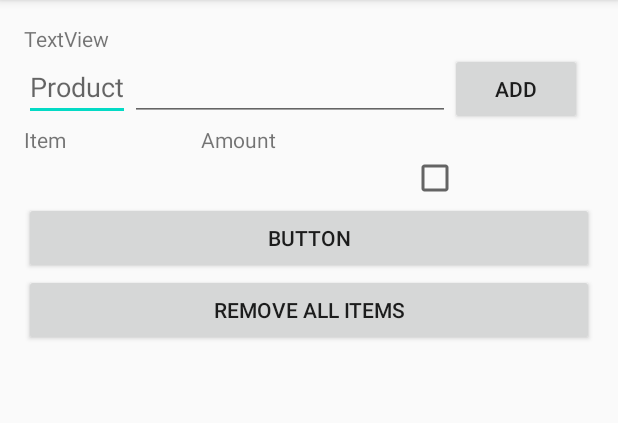
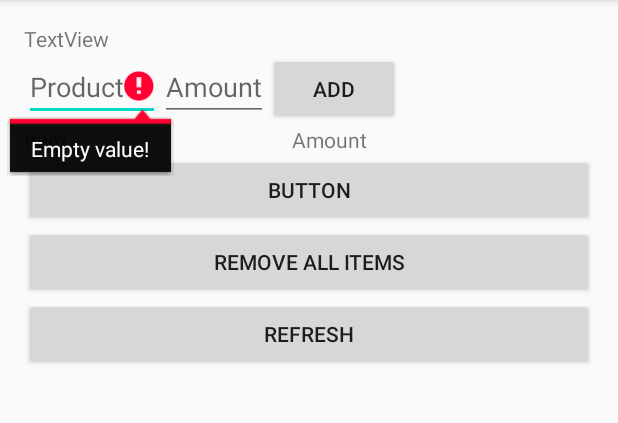
Before and after one commit to AnneliKlamas/Shopping-list-application, an Android app: the screen it shows after launch (MainActivity), after a tap on "ADD", on a phone screen of 412 x 824 dp, the part 84-507 px from its top. Run offline under Robolectric (Android 15) with nearby library versions, the phone set to English and light mode, and no system bars; our stand-ins replace Firebase (no records; nobody signed in at launch, a user with empty details on screens opened directly).

Commit message:
implemented refreshing table and database with button

```diff
--- a/app/src/main/java/com/example/shoppinglistapplication/MainActivity.kt
+++ b/app/src/main/java/com/example/shoppinglistapplication/MainActivity.kt
@@ -1,6 +1,7 @@
 package com.example.shoppinglistapplication
 
 import android.os.Bundle
+import android.os.Handler
 import android.util.Log
 import android.view.ViewGroup
 import android.widget.*
@@ -8,6 +9,7 @@ import androidx.appcompat.app.AppCompatActivity
 import com.google.firebase.firestore.FieldValue
 import com.google.firebase.firestore.FirebaseFirestore
 import com.google.firebase.firestore.SetOptions
+import org.w3c.dom.Text
 
 
 class MainActivity : AppCompatActivity() {
@@ -22,12 +24,18 @@ class MainActivity : AppCompatActivity() {
         val deleteCheckedButton = findViewById<Button>(R.id.deleteCheckedButton)
         deleteCheckedButton.setOnClickListener { deleteItem() }
         val deleteAllButton = findViewById<Button>(R.id.deleteAllButton)
-        deleteAllButton.setOnClickListener { deleteAll() }
+        deleteAllButton.setOnClickListener { deleteAll(true) }
+        val refreshButton = findViewById<Button>(R.id.refreshButton)
+        refreshButton.setOnClickListener {refresh()}
+    }
+
+    fun refresh(){
+        deleteAll(false)
+        loadData()
     }
 
     fun loadData(){
         // Access a Cloud Firestore instance from your Activity
-
         val db = FirebaseFirestore.getInstance()
         db.collection("shoppingList").document("jTGLEUh")
             .get()
@@ -39,11 +47,10 @@ class MainActivity : AppCompatActivity() {
                         val shoppingList = findViewById<TableLayout>(R.id.shoppingList)
                         for (itemInfo in data){
                             val key = itemInfo.key
-                            val value = itemInfo.value.toString()
-                            addItemToTable(key, value, shoppingList)
-
-
-
+                            val array = itemInfo.value as ArrayList<*>
+                            val amount = array[0] as String
+                            val isChecked = array[1] as Boolean
+                            addItemToTable(key, amount, isChecked, shoppingList)
                         }
                     }
                 }
@@ -56,7 +63,8 @@ class MainActivity : AppCompatActivity() {
             }
     }
 
-    fun addItemToTable(key:String,value:String, shoppingList: TableLayout){
+
+    fun addItemToTable(key:String,value:String, isChecked:Boolean, shoppingList: TableLayout){
         val row = TableRow(this)
         row.layoutParams = ViewGroup.LayoutParams(ViewGroup.LayoutParams.MATCH_PARENT,
             ViewGroup.LayoutParams.WRAP_CONTENT)
@@ -75,7 +83,11 @@ class MainActivity : AppCompatActivity() {
             text = value
         }
         row.addView(amount)
-        row.addView(CheckBox(this))
+        val checkBox = CheckBox(this)
+        if (isChecked){
+            checkBox.setChecked(true)
+        }
+        row.addView(checkBox)
         shoppingList.addView(row)
     }
 
@@ -89,7 +101,6 @@ class MainActivity : AppCompatActivity() {
                 if (document != null) {
                     Log.d("exist", "DocumentSnapshot data: ${document.data}")
 
-
                 }
                 else {
                     Log.d("noexist", "No such document")
@@ -101,30 +112,48 @@ class MainActivity : AppCompatActivity() {
         return emptyList()
     }*/
 
+    fun updateItem(amount: String, checkBox: Boolean, name: String){
+        val db = FirebaseFirestore.getInstance()
+        val array = ArrayList<Any>()
+        array.add(amount)
+        array.add(checkBox)
+        val item = hashMapOf<String, ArrayList<Any>>(
+            name to array
+        )
+        db.collection("shoppingList").document("jTGLEUh")
+            .set(item as Map<String, Any>, SetOptions.merge())
+            .addOnSuccessListener {
+                Log.d(
+                    "Added",
+                    "DocumentSnapshot successfully written!"
+                )
+            }
+            .addOnFailureListener { e -> Log.w("noAdded", "Error writing document", e) }
+    }
     fun addItem(){
+
         var nameField = findViewById<EditText>(R.id.itemToAdd)
         var name = nameField.text.toString()
         var amountField = findViewById<EditText>(R.id.amountToAdd)
         var amount= amountField.text.toString()
-        val item = hashMapOf<String, Any>(
-            name to amount
-        )
-        val db = FirebaseFirestore.getInstance()
 
-        db.collection("shoppingList").document("jTGLEUh")
-            .set(item, SetOptions.merge())
-            .addOnSuccessListener { Log.d("Added", "DocumentSnapshot successfully written!") }
-            .addOnFailureListener { e -> Log.w("noAdded", "Error writing document", e) }
+        if (name.trim()==""){
+            nameField.setError("Empty value!")
+        }
 
-        val row = TableRow(this)
-        row.layoutParams = ViewGroup.LayoutParams(ViewGroup.LayoutParams.MATCH_PARENT,
-            ViewGroup.LayoutParams.WRAP_CONTENT)
+        else{
+            updateItem(amount, false, name)
 
-        val shoppingList = findViewById<TableLayout>(R.id.shoppingList)
-        addItemToTable(name, amount, shoppingList)
+            val row = TableRow(this)
+            row.layoutParams = ViewGroup.LayoutParams(ViewGroup.LayoutParams.MATCH_PARENT,
+                ViewGroup.LayoutParams.WRAP_CONTENT)
 
-        nameField.setText("")
-        amountField.setText("")
+            val shoppingList = findViewById<TableLayout>(R.id.shoppingList)
+            addItemToTable(name, amount, false, shoppingList)
+
+            nameField.setText("")
+            amountField.setText("")
+        }
 
 
     }
@@ -161,15 +190,20 @@ class MainActivity : AppCompatActivity() {
         docRef.update(updates).addOnCompleteListener { }
     }
 
-    fun deleteAll(){
+    fun deleteAll(fromdatabase: Boolean){
         val shoppingList = findViewById<TableLayout>(R.id.shoppingList)
         while (shoppingList.childCount>1){
             val row = shoppingList.getChildAt(1) as TableRow
-            val item = row.getChildAt(0) as TextView
-            deleteFromDatabase(item.text.toString())
+            val name = row.getChildAt(0) as TextView
+            val amount = row.getChildAt(1) as TextView
+            val checkBox = row.getChildAt(2) as CheckBox
+            if(fromdatabase){
+                deleteFromDatabase(name.text.toString())
+            }
+            else {
+                updateItem(amount.text.toString(), checkBox.isChecked, name.text.toString())
+            }
             shoppingList.removeViewAt(1)
-
         }
-
     }
 }
--- a/app/src/main/res/layout/activity_main.xml
+++ b/app/src/main/res/layout/activity_main.xml
@@ -6,18 +6,22 @@
     android:layout_height="match_parent"
     tools:context=".MainActivity">
 
-    <LinearLayout
-        android:layout_width="0dp"
+    <ScrollView
+        android:layout_width="match_parent"
         android:layout_height="match_parent"
         android:layout_marginStart="16dp"
         android:layout_marginTop="16dp"
         android:layout_marginEnd="16dp"
         android:layout_marginBottom="16dp"
-        android:orientation="vertical"
         app:layout_constraintBottom_toBottomOf="parent"
         app:layout_constraintEnd_toEndOf="parent"
         app:layout_constraintStart_toStartOf="parent"
         app:layout_constraintTop_toTopOf="parent">
+
+        <LinearLayout
+            android:layout_width="match_parent"
+            android:layout_height="wrap_content"
+            android:orientation="vertical">
 
             <TextView
                 android:id="@+id/textView5"
@@ -37,12 +41,13 @@
                     android:layout_height="wrap_content"
                     android:hint="Product" />
 
+
                 <EditText
                     android:id="@+id/amountToAdd"
                     android:layout_width="wrap_content"
                     android:layout_height="wrap_content"
-                android:ems="10"
-                android:inputType="numberDecimal" />
+                    android:hint="@string/addAmountText"
+                    android:inputType="textPersonName" />
 
                 <Button
                     android:id="@+id/addButton"
@@ -61,7 +66,7 @@
 
                 <TableRow
                     android:layout_width="match_parent"
-                android:layout_height="match_parent" >
+                    android:layout_height="match_parent">
 
                     <TextView
                         android:id="@+id/textView6"
@@ -88,6 +93,13 @@
                 android:layout_width="match_parent"
                 android:layout_height="wrap_content"
                 android:text="@string/deleteAllButton" />
+
+            <Button
+                android:id="@+id/refreshButton"
+                android:layout_width="match_parent"
+                android:layout_height="wrap_content"
+                android:text="@string/refreshButton" />
         </LinearLayout>
+    </ScrollView>
 
 </androidx.constraintlayout.widget.ConstraintLayout>
--- a/app/src/main/res/values/strings.xml
+++ b/app/src/main/res/values/strings.xml
@@ -4,4 +4,7 @@
     <string name="amountColumn">Amount</string>
     <string name="addButton">Add</string>
     <string name="deleteAllButton">Remove all items</string>
+    <string name="deleteCheckedButton">Remove checked items</string>
+    <string name="addAmountText">Amount</string>
+    <string name="refreshButton">Refresh</string>
 </resources>
```
Lines whose indentation alone changed are shown as unchanged.
